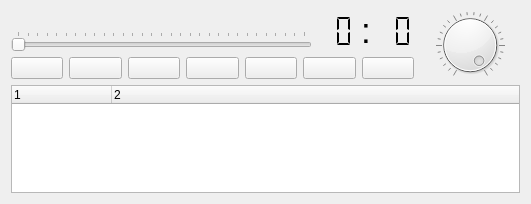
The window that ui/cueplayer.ui (ipse666/cueplayer) describes before a commit, drawn with Qt 5.
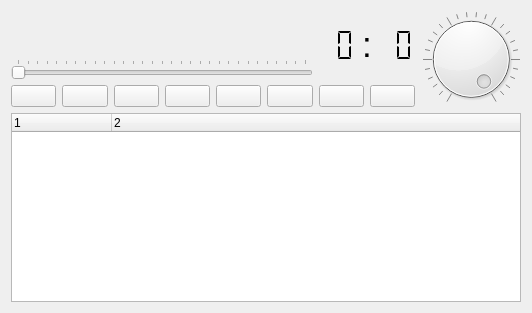
The same window after the commit. Icons and pictures are not drawn.

Patch:
```diff
--- a/ui/cueplayer.ui
+++ b/ui/cueplayer.ui
@@ -6,8 +6,8 @@
    <rect>
     <x>0</x>
     <y>0</y>
-    <width>531</width>
-    <height>204</height>
+    <width>532</width>
+    <height>313</height>
    </rect>
   </property>
   <property name="sizePolicy">
@@ -29,8 +29,8 @@
   <property name="toolTip">
    <string>Проигрыватель CUE образов</string>
   </property>
-  <layout class="QVBoxLayout" name="verticalLayout_3">
-   <item>
+  <layout class="QGridLayout" name="gridLayout">
+   <item row="0" column="0">
     <layout class="QHBoxLayout" name="horizontalLayout_3">
      <item>
       <layout class="QVBoxLayout" name="verticalLayout_2">
@@ -144,6 +144,38 @@
        </item>
        <item>
         <layout class="QHBoxLayout" name="horizontalLayout">
+         <item>
+          <widget class="QPushButton" name="dvdButton">
+           <property name="sizePolicy">
+            <sizepolicy hsizetype="Expanding" vsizetype="Fixed">
+             <horstretch>0</horstretch>
+             <verstretch>0</verstretch>
+            </sizepolicy>
+           </property>
+           <property name="minimumSize">
+            <size>
+             <width>45</width>
+             <height>0</height>
+            </size>
+           </property>
+           <property name="toolTip">
+            <string>DVD диск</string>
+           </property>
+           <property name="statusTip">
+            <string/>
+           </property>
+           <property name="text">
+            <string/>
+           </property>
+           <property name="icon">
+            <iconset>
+             <normaloff>:/images/media-optical.png</normaloff>:/images/media-optical.png</iconset>
+           </property>
+           <property name="autoDefault">
+            <bool>false</bool>
+           </property>
+          </widget>
+         </item>
          <item>
           <widget class="QPushButton" name="openButton">
            <property name="sizePolicy">
@@ -372,7 +404,7 @@
      </item>
     </layout>
    </item>
-   <item>
+   <item row="1" column="0">
     <widget class="QTreeWidget" name="treeWidget">
      <property name="focusPolicy">
       <enum>Qt::NoFocus</enum>
@@ -389,6 +421,24 @@
      <property name="columnCount">
       <number>2</number>
      </property>
+     <attribute name="headerCascadingSectionResizes">
+      <bool>false</bool>
+     </attribute>
+     <attribute name="headerHighlightSections">
+      <bool>false</bool>
+     </attribute>
+     <attribute name="headerStretchLastSection">
+      <bool>true</bool>
+     </attribute>
+     <attribute name="headerCascadingSectionResizes">
+      <bool>false</bool>
+     </attribute>
+     <attribute name="headerHighlightSections">
+      <bool>false</bool>
+     </attribute>
+     <attribute name="headerStretchLastSection">
+      <bool>true</bool>
+     </attribute>
      <column>
       <property name="text">
        <string>1</string>
```
Left out of the diff: 21 changed lines with no effect on the pictures.
